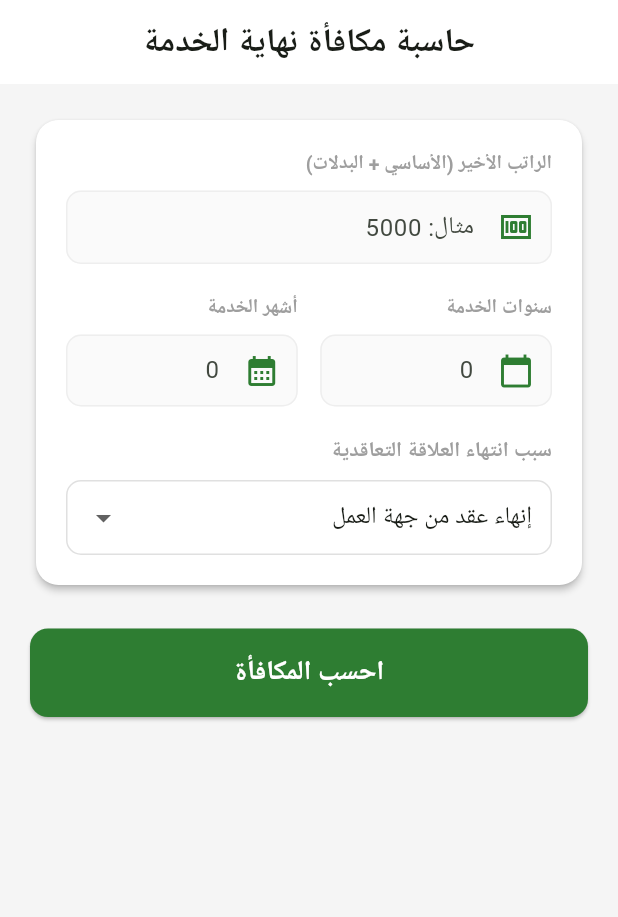
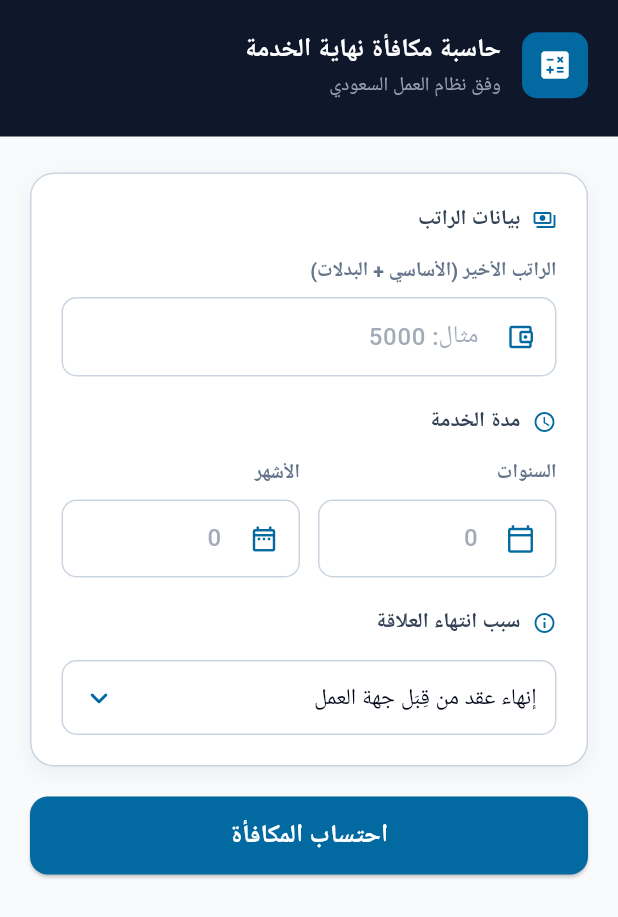
Before and after one commit to rasheed79/eos-calculator, a Flutter app: the screen it shows after launch, on a phone screen of 412 x 824 dp. Shown: the top 917 px of the screen. Run offline on Flutter 3.47's test engine with Material 3 defaults, Android fonts, the light colour scheme and no system bars; our stand-ins replace google_mobile_ads; network calls fail.

Commit message:
auto-save: 2026-05-30 02:17

```diff
--- a/lib/main.dart
+++ b/lib/main.dart
@@ -2,6 +2,18 @@ import 'package:flutter/material.dart';
 import 'package:flutter_localizations/flutter_localizations.dart';
 import 'package:google_mobile_ads/google_mobile_ads.dart';
 import 'package:intl/intl.dart';
+
+// Design System: Government/HR — Navy + Blue (WCAG AAA)
+const _cPrimary    = Color(0xFF0F172A);
+const _cSecondary  = Color(0xFF334155);
+const _cCTA        = Color(0xFF0369A1);
+const _cBackground = Color(0xFFF8FAFC);
+const _cText       = Color(0xFF020617);
+const _cMuted      = Color(0xFF64748B);
+const _cBorder     = Color(0xFFCBD5E1);
+const _cSurface    = Color(0xFFFFFFFF);
+const _cResultBg   = Color(0xFFEFF6FF);
+const _cResultBorder = Color(0xFFBFDBFE);
 
 void main() {
   WidgetsFlutterBinding.ensureInitialized();
@@ -18,13 +30,40 @@ class EndOfServiceApp extends StatelessWidget {
       title: 'حاسبة مكافأة نهاية الخدمة',
       debugShowCheckedModeBanner: false,
       theme: ThemeData(
-        primarySwatch: Colors.green,
         useMaterial3: true,
-        fontFamily: 'Roboto', // Default font, RTL will handle Arabic
         colorScheme: ColorScheme.fromSeed(
-          seedColor: const Color(0xFF2E7D32),
-          primary: const Color(0xFF2E7D32),
-          secondary: const Color(0xFF1565C0),
+          seedColor: _cCTA,
+          primary: _cCTA,
+          secondary: _cSecondary,
+          surface: _cSurface,
+          onSurface: _cText,
+        ),
+        scaffoldBackgroundColor: _cBackground,
+        inputDecorationTheme: InputDecorationTheme(
+          filled: true,
+          fillColor: _cSurface,
+          contentPadding: const EdgeInsets.symmetric(horizontal: 16, vertical: 14),
+          border: OutlineInputBorder(
+            borderRadius: BorderRadius.circular(10),
+            borderSide: const BorderSide(color: _cBorder),
+          ),
+          enabledBorder: OutlineInputBorder(
+            borderRadius: BorderRadius.circular(10),
+            borderSide: const BorderSide(color: _cBorder),
+          ),
+          focusedBorder: OutlineInputBorder(
+            borderRadius: BorderRadius.circular(10),
+            borderSide: const BorderSide(color: _cCTA, width: 2),
+          ),
+        ),
+        elevatedButtonTheme: ElevatedButtonThemeData(
+          style: ElevatedButton.styleFrom(
+            backgroundColor: _cCTA,
+            foregroundColor: Colors.white,
+            minimumSize: const Size.fromHeight(52),
+            shape: RoundedRectangleBorder(borderRadius: BorderRadius.circular(12)),
+            textStyle: const TextStyle(fontSize: 17, fontWeight: FontWeight.w700, letterSpacing: 0.3),
+          ),
         ),
       ),
       localizationsDelegates: const [
@@ -32,9 +71,7 @@ class EndOfServiceApp extends StatelessWidget {
         GlobalMaterialLocalizations.delegate,
         GlobalWidgetsLocalizations.delegate,
       ],
-      supportedLocales: const [
-        Locale('ar', 'SA'),
-      ],
+      supportedLocales: const [Locale('ar', 'SA')],
       locale: const Locale('ar', 'SA'),
       home: const CalculatorScreen(),
     );
@@ -50,13 +87,13 @@ class CalculatorScreen extends StatefulWidget {
 
 class _CalculatorScreenState extends State<CalculatorScreen> {
   final _salaryController = TextEditingController();
-  final _yearsController = TextEditingController();
+  final _yearsController  = TextEditingController();
   final _monthsController = TextEditingController();
 
-  String _terminationReason = 'termination'; // 'termination' or 'resignation'
+  String _terminationReason = 'termination';
   double? _result;
 
-  BannerAd? _bannerAd;
+  BannerAd?      _bannerAd;
   InterstitialAd? _interstitialAd;
   bool _isBannerLoaded = false;
 
@@ -69,33 +106,23 @@ class _CalculatorScreenState extends State<CalculatorScreen> {
 
   void _loadBanner() {
     _bannerAd = BannerAd(
-      adUnitId: 'ca-app-pub-9928258270334822/3089442375', // Fixed publisher ID to 9928
+      adUnitId: 'ca-app-pub-9928258270334822/3089442375',
       size: AdSize.banner,
       request: const AdRequest(),
       listener: BannerAdListener(
-        onAdLoaded: (ad) {
-          setState(() {
-            _isBannerLoaded = true;
-          });
-        },
-        onAdFailedToLoad: (ad, error) {
-          ad.dispose();
-        },
+        onAdLoaded: (_) => setState(() => _isBannerLoaded = true),
+        onAdFailedToLoad: (ad, _) => ad.dispose(),
       ),
     )..load();
   }
 
   void _loadInterstitial() {
     InterstitialAd.load(
-      adUnitId: 'ca-app-pub-9928258270334822/1975350272', // Fixed publisher ID to 9928
+      adUnitId: 'ca-app-pub-9928258270334822/1975350272',
       request: const AdRequest(),
       adLoadCallback: InterstitialAdLoadCallback(
-        onAdLoaded: (ad) {
-          _interstitialAd = ad;
-        },
-        onAdFailedToLoad: (error) {
-          _interstitialAd = null;
-        },
+        onAdLoaded:      (ad) => _interstitialAd = ad,
+        onAdFailedToLoad: (_) => _interstitialAd = null,
       ),
     );
   }
@@ -108,7 +135,7 @@ class _CalculatorScreenState extends State<CalculatorScreen> {
           _loadInterstitial();
           _performCalculation();
         },
-        onAdFailedToShowFullScreenContent: (ad, error) {
+        onAdFailedToShowFullScreenContent: (ad, _) {
           ad.dispose();
           _loadInterstitial();
           _performCalculation();
@@ -122,15 +149,12 @@ class _CalculatorScreenState extends State<CalculatorScreen> {
 
   void _performCalculation() {
     final double salary = double.tryParse(_salaryController.text) ?? 0;
-    final int years = int.tryParse(_yearsController.text) ?? 0;
-    final int months = int.tryParse(_monthsController.text) ?? 0;
+    final int    years  = int.tryParse(_yearsController.text)  ?? 0;
+    final int    months = int.tryParse(_monthsController.text) ?? 0;
 
     final double totalPeriod = years + (months / 12.0);
 
-    // Logic based on Saudi Labor Law
     double baseReward = 0;
-
-    // First 5 years: half salary for each year
     if (totalPeriod <= 5) {
       baseReward = totalPeriod * (salary / 2);
     } else {
@@ -139,22 +163,17 @@ class _CalculatorScreenState extends State<CalculatorScreen> {
     }
 
     double finalReward = baseReward;
-
     if (_terminationReason == 'resignation') {
       if (totalPeriod < 2) {
         finalReward = 0;
-      } else if (totalPeriod >= 2 && totalPeriod < 5) {
+      } else if (totalPeriod < 5) {
         finalReward = baseReward * (1 / 3);
-      } else if (totalPeriod >= 5 && totalPeriod < 10) {
+      } else if (totalPeriod < 10) {
         finalReward = baseReward * (2 / 3);
-      } else {
-        finalReward = baseReward; // Full reward for 10+ years resignation
       }
     }
 
-    setState(() {
-      _result = finalReward;
-    });
+    setState(() => _result = finalReward);
   }
 
   @override
@@ -169,38 +188,26 @@ class _CalculatorScreenState extends State<CalculatorScreen> {
 
   @override
   Widget build(BuildContext context) {
-    final currencyFormat = NumberFormat.currency(symbol: 'ر.س', decimalDigits: 2);
+    final currencyFormat = NumberFormat.currency(symbol: 'ر.س ', decimalDigits: 2);
 
     return Scaffold(
-      backgroundColor: const Color(0xFFF5F5F5),
-      appBar: AppBar(
-        title: const Text('حاسبة مكافأة نهاية الخدمة', style: TextStyle(fontWeight: FontWeight.bold)),
-        centerTitle: true,
-        elevation: 0,
-        backgroundColor: Colors.white,
-      ),
       body: Column(
         children: [
+          _buildHeader(),
           Expanded(
             child: SingleChildScrollView(
-              padding: const EdgeInsets.all(20.0),
+              padding: const EdgeInsets.fromLTRB(20, 24, 20, 32),
               child: Column(
                 crossAxisAlignment: CrossAxisAlignment.stretch,
                 children: [
                   _buildInputCard(),
-                  const SizedBox(height: 25),
+                  const SizedBox(height: 20),
                   ElevatedButton(
                     onPressed: _calculate,
-                    style: ElevatedButton.styleFrom(
-                      backgroundColor: Theme.of(context).primaryColor,
-                      foregroundColor: Colors.white,
-                      padding: const EdgeInsets.symmetric(vertical: 16),
-                      shape: RoundedRectangleBorder(borderRadius: BorderRadius.circular(12)),
-                    ),
-                    child: const Text('احسب المكافأة', style: TextStyle(fontSize: 18, fontWeight: FontWeight.bold)),
+                    child: const Text('احتساب المكافأة'),
                   ),
                   if (_result != null) ...[
-                    const SizedBox(height: 25),
+                    const SizedBox(height: 24),
                     _buildResultCard(currencyFormat),
                   ],
                 ],
@@ -209,9 +216,51 @@ class _CalculatorScreenState extends State<CalculatorScreen> {
           ),
           if (_isBannerLoaded)
             SizedBox(
-              width: _bannerAd!.size.width.toDouble(),
+              width:  _bannerAd!.size.width.toDouble(),
               height: _bannerAd!.size.height.toDouble(),
-              child: AdWidget(ad: _bannerAd!),
+              child:  AdWidget(ad: _bannerAd!),
+            ),
+        ],
+      ),
+    );
+  }
+
+  Widget _buildHeader() {
+    return Container(
+      color: _cPrimary,
+      padding: EdgeInsets.only(
+        top: MediaQuery.of(context).padding.top + 20,
+        bottom: 24,
+        right: 20,
+        left: 20,
+      ),
+      child: Row(
+        children: [
+          Container(
+            width: 44,
+            height: 44,
+            decoration: BoxDecoration(
+              color: _cCTA,
+              borderRadius: BorderRadius.circular(10),
+            ),
+            child: const Icon(Icons.calculate_rounded, color: Colors.white, size: 24),
+          ),
+          const SizedBox(width: 14),
+          const Expanded(
+            child: Column(
+              crossAxisAlignment: CrossAxisAlignment.start,
+              children: [
+                Text(
+                  'حاسبة مكافأة نهاية الخدمة',
+                  style: TextStyle(color: Colors.white, fontSize: 17, fontWeight: FontWeight.w700),
+                ),
+                SizedBox(height: 3),
+                Text(
+                  'وفق نظام العمل السعودي',
+                  style: TextStyle(color: Color(0xFF94A3B8), fontSize: 13),
+                ),
+              ],
+            ),
           ),
         ],
       ),
@@ -219,74 +268,79 @@ class _CalculatorScreenState extends State<CalculatorScreen> {
   }
 
   Widget _buildInputCard() {
-    return Card(
-      elevation: 2,
-      color: Colors.white,
-      shape: RoundedRectangleBorder(borderRadius: BorderRadius.circular(15)),
-      child: Padding(
-        padding: const EdgeInsets.all(20.0),
+    return Container(
+      decoration: BoxDecoration(
+        color: _cSurface,
+        borderRadius: BorderRadius.circular(16),
+        border: Border.all(color: _cBorder),
+        boxShadow: [
+          BoxShadow(
+            color: Colors.black.withOpacity(0.05),
+            blurRadius: 12,
+            offset: const Offset(0, 4),
+          ),
+        ],
+      ),
+      padding: const EdgeInsets.all(20),
       child: Column(
         crossAxisAlignment: CrossAxisAlignment.start,
         children: [
+          _buildSectionLabel('بيانات الراتب', Icons.payments_outlined),
+          const SizedBox(height: 14),
           _buildTextField(
             controller: _salaryController,
             label: 'الراتب الأخير (الأساسي + البدلات)',
             hint: 'مثال: 5000',
-              icon: Icons.money,
-              isNumber: true,
+            icon: Icons.account_balance_wallet_outlined,
           ),
           const SizedBox(height: 20),
+          _buildSectionLabel('مدة الخدمة', Icons.access_time_outlined),
+          const SizedBox(height: 14),
           Row(
             children: [
               Expanded(
                 child: _buildTextField(
                   controller: _yearsController,
-                    label: 'سنوات الخدمة',
+                  label: 'السنوات',
                   hint: '0',
-                    icon: Icons.calendar_today,
-                    isNumber: true,
+                  icon: Icons.calendar_today_outlined,
                 ),
               ),
-                const SizedBox(width: 15),
+              const SizedBox(width: 12),
               Expanded(
                 child: _buildTextField(
                   controller: _monthsController,
-                    label: 'أشهر الخدمة',
+                  label: 'الأشهر',
                   hint: '0',
-                    icon: Icons.calendar_month,
-                    isNumber: true,
+                  icon: Icons.date_range_outlined,
                 ),
               ),
             ],
           ),
           const SizedBox(height: 20),
-            const Text('سبب انتهاء العلاقة التعاقدية', style: TextStyle(fontWeight: FontWeight.bold, color: Colors.grey)),
-            const SizedBox(height: 8),
-            Container(
-              padding: const EdgeInsets.symmetric(horizontal: 12),
-              decoration: BoxDecoration(
-                border: Border.all(color: Colors.grey.shade300),
-                borderRadius: BorderRadius.circular(10),
+          _buildSectionLabel('سبب انتهاء العلاقة', Icons.info_outline),
+          const SizedBox(height: 14),
+          _buildDropdown(),
+        ],
       ),
-              child: DropdownButtonHideUnderline(
-                child: DropdownButton<String>(
-                  value: _terminationReason,
-                  isExpanded: true,
-                  items: const [
-                    DropdownMenuItem(value: 'termination', child: Text('إنهاء عقد من جهة العمل')),
-                    DropdownMenuItem(value: 'resignation', child: Text('استقالة')),
-                  ],
-                  onChanged: (value) {
-                    setState(() {
-                      _terminationReason = value!;
-                    });
-                  },
-                ),
+    );
+  }
+
+  Widget _buildSectionLabel(String text, IconData icon) {
+    return Row(
+      children: [
+        Icon(icon, size: 16, color: _cCTA),
+        const SizedBox(width: 8),
+        Text(
+          text,
+          style: const TextStyle(
+            fontWeight: FontWeight.w700,
+            fontSize: 14,
+            color: _cSecondary,
+            letterSpacing: 0.2,
           ),
         ),
       ],
-        ),
-      ),
     );
   }
 
@@ -295,67 +349,115 @@ class _CalculatorScreenState extends State<CalculatorScreen> {
     required String label,
     required String hint,
     required IconData icon,
-    bool isNumber = false,
   }) {
     return Column(
       crossAxisAlignment: CrossAxisAlignment.start,
       children: [
-        Text(label, style: const TextStyle(fontWeight: FontWeight.bold, color: Colors.grey, fontSize: 13)),
+        Text(
+          label,
+          style: const TextStyle(fontSize: 13, fontWeight: FontWeight.w600, color: _cMuted),
+        ),
         const SizedBox(height: 8),
         TextField(
           controller: controller,
-          keyboardType: isNumber ? TextInputType.number : TextInputType.text,
+          keyboardType: TextInputType.number,
+          style: const TextStyle(fontSize: 16, color: _cText, fontWeight: FontWeight.w500),
           decoration: InputDecoration(
             hintText: hint,
-            prefixIcon: Icon(icon, color: Theme.of(context).primaryColor),
-            filled: true,
-            fillColor: Colors.grey.shade50,
-            contentPadding: const EdgeInsets.symmetric(horizontal: 15, vertical: 12),
-            border: OutlineInputBorder(
-              borderRadius: BorderRadius.circular(10),
-              borderSide: BorderSide(color: Colors.grey.shade300),
-            ),
-            enabledBorder: OutlineInputBorder(
-              borderRadius: BorderRadius.circular(10),
-              borderSide: BorderSide(color: Colors.grey.shade200),
-            ),
+            hintStyle: TextStyle(color: _cMuted.withOpacity(0.6)),
+            prefixIcon: Icon(icon, size: 20, color: _cCTA),
           ),
         ),
       ],
     );
   }
 
-  Widget _buildResultCard(NumberFormat formatter) {
-    return Card(
-      elevation: 4,
-      color: Colors.green.shade50,
-      shape: RoundedRectangleBorder(
-        borderRadius: BorderRadius.circular(15),
-        side: BorderSide(color: Colors.green.shade200, width: 1),
+  Widget _buildDropdown() {
+    return Container(
+      decoration: BoxDecoration(
+        color: _cSurface,
+        borderRadius: BorderRadius.circular(10),
+        border: Border.all(color: _cBorder),
       ),
-      child: Padding(
-        padding: const EdgeInsets.all(25.0),
-        child: Column(
-          children: [
-            const Text('قيمة المكافأة المستحقة', style: TextStyle(fontSize: 16, color: Colors.green)),
-            const SizedBox(height: 10),
-            Text(
-              formatter.format(_result),
-              style: TextStyle(
-                fontSize: 32,
-                fontWeight: FontWeight.bold,
-                color: Theme.of(context).primaryColor,
+      padding: const EdgeInsets.symmetric(horizontal: 12),
+      child: DropdownButtonHideUnderline(
+        child: DropdownButton<String>(
+          value: _terminationReason,
+          isExpanded: true,
+          icon: const Icon(Icons.keyboard_arrow_down_rounded, color: _cCTA),
+          style: const TextStyle(fontSize: 15, color: _cText, fontWeight: FontWeight.w500),
+          items: const [
+            DropdownMenuItem(
+              value: 'termination',
+              child: Text('إنهاء عقد من قِبَل جهة العمل'),
             ),
-              textAlign: TextAlign.center,
-            ),
-            const SizedBox(height: 10),
-            const Text(
-              'حسب نظام العمل السعودي',
-              style: TextStyle(fontSize: 12, color: Colors.grey, fontStyle: FontStyle.italic),
+            DropdownMenuItem(
+              value: 'resignation',
+              child: Text('استقالة'),
             ),
           ],
+          onChanged: (value) => setState(() => _terminationReason = value!),
         ),
       ),
     );
   }
+
+  Widget _buildResultCard(NumberFormat formatter) {
+    return Container(
+      decoration: BoxDecoration(
+        color: _cResultBg,
+        borderRadius: BorderRadius.circular(16),
+        border: Border.all(color: _cResultBorder, width: 1.5),
+        boxShadow: [
+          BoxShadow(
+            color: _cCTA.withOpacity(0.08),
+            blurRadius: 16,
+            offset: const Offset(0, 6),
+          ),
+        ],
+      ),
+      padding: const EdgeInsets.symmetric(horizontal: 24, vertical: 28),
+      child: Column(
+        children: [
+          Container(
+            width: 52,
+            height: 52,
+            decoration: BoxDecoration(
+              color: _cCTA.withOpacity(0.12),
+              shape: BoxShape.circle,
+            ),
+            child: const Icon(Icons.check_circle_outline_rounded, color: _cCTA, size: 30),
+          ),
+          const SizedBox(height: 14),
+          const Text(
+            'المكافأة المستحقة',
+            style: TextStyle(fontSize: 15, fontWeight: FontWeight.w600, color: _cSecondary),
+          ),
+          const SizedBox(height: 12),
+          Text(
+            formatter.format(_result),
+            style: const TextStyle(
+              fontSize: 34,
+              fontWeight: FontWeight.w800,
+              color: _cPrimary,
+              letterSpacing: -0.5,
+            ),
+            textAlign: TextAlign.center,
+          ),
+          const SizedBox(height: 12),
+          Container(
+            padding: const EdgeInsets.symmetric(horizontal: 14, vertical: 6),
+            decoration: BoxDecoration(
+              color: _cCTA.withOpacity(0.08),
+              borderRadius: BorderRadius.circular(20),
+            ),
+            child: const Text(
+              'محتسبة وفق نظام العمل السعودي',
+              style: TextStyle(fontSize: 12, color: _cCTA, fontWeight: FontWeight.w600),
+            ),
+          ),
+        ],
+      ),
+    );
   }
+}
```
Lines whose indentation alone changed are shown as unchanged.
